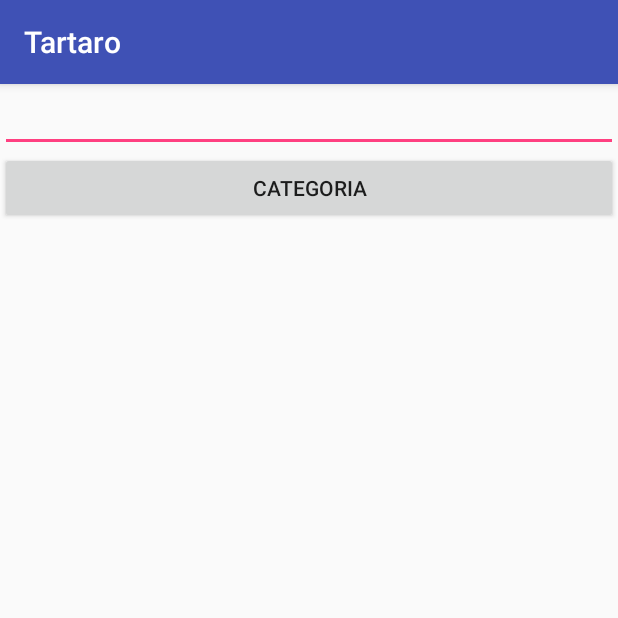
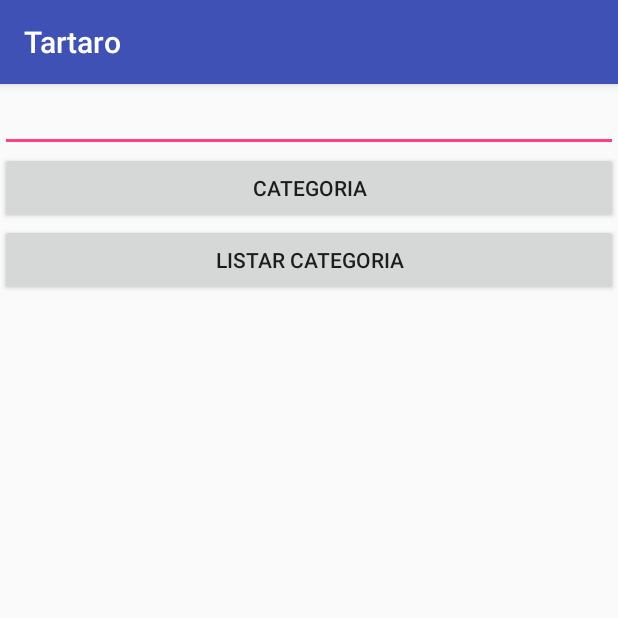
Before and after one commit to MarcosRuiz01/Tartaro, an Android app: the CategoriaActivity screen opened directly, with no data from a screen before it, after a tap on "CATEGORIA", on a phone screen of 412 x 824 dp, the top half of it. Run offline under Robolectric (Android 15) with nearby library versions, the phone set to English and light mode, and no system bars.

```diff
--- a/app/src/main/java/ado/edu/itla/tartaro/CategoriaActivity.java
+++ b/app/src/main/java/ado/edu/itla/tartaro/CategoriaActivity.java
@@ -1,7 +1,9 @@
 package ado.edu.itla.tartaro;
 
+import android.support.v4.app.NotificationBuilderWithBuilderAccessor;
 import android.support.v7.app.AppCompatActivity;
 import android.os.Bundle;
+import android.util.Log;
 import android.view.View;
 import android.widget.Button;
 import android.widget.EditText;
@@ -9,22 +11,55 @@ import android.widget.TextView;
 
 import org.w3c.dom.Text;
 
+import java.util.List;
+
+import ado.edu.itla.tartaro.entidad.Categoria;
+import ado.edu.itla.tartaro.repositorio.CategoriaRepositorio;
+import ado.edu.itla.tartaro.repositorio.db.CategoriaRepositorioDBImp;
+
 public class CategoriaActivity extends AppCompatActivity {
+
+    CategoriaRepositorio catRepo;
 
     @Override
     protected void onCreate(Bundle savedInstanceState) {
         super.onCreate(savedInstanceState);
         setContentView(R.layout.activity_vista_categoria);
 
-        EditText txtNombreCategoria = findViewById(R.id.txtNombreCategoria);
+        catRepo = new CategoriaRepositorioDBImp(this);
+
+        final EditText txtNombreCategoria = findViewById(R.id.txtNombreCategoria);
         Button btnGuardarCategoria = findViewById(R.id.btnGuardarCategoria);
+        Button btnListarCategorias = findViewById(R.id.btnListarCategoria);
+
 
         btnGuardarCategoria.setOnClickListener(new View.OnClickListener() {
             @Override
-            public void onClick(View v) {
-                //TODO: guardar la categoria.
+            public void onClick(View view) {
+
+                Categoria cat = new Categoria();
+                cat.setNombre(txtNombreCategoria.getText().toString());
+                catRepo.guardar(cat);
+                Log.i("GUARDAR", cat.toString());
+
             }
+
         });
 
+        btnListarCategorias.setOnClickListener(new View.OnClickListener() {
+            @Override
+            public void onClick(View v) {
+
+                List<Categoria> categorias = catRepo.buscar(null);
+                Log.i("LISTAR", "Categoria.size =" + categorias.size());
+
+                for (Categoria c : categorias) {
+                    Log.i("LISTAR", c.toString());
+
+                }
+            }
+
+        });
     }
+
 }
--- a/app/src/main/java/ado/edu/itla/tartaro/entidad/Categoria.java
+++ b/app/src/main/java/ado/edu/itla/tartaro/entidad/Categoria.java
@@ -5,6 +5,17 @@ public class Categoria
 
     Integer id;
     String nombre;
+
+    public Categoria(){
+
+
+    }
+
+    public Categoria(int id, String nombre){
+        this.id = id;
+        this.nombre = nombre;
+
+    }
 
     public Integer getId() {
         return id;
@@ -31,4 +42,3 @@ public class Categoria
         return sb.toString();
     }
 }
-}
--- a/app/src/main/java/ado/edu/itla/tartaro/repositorio/CategoriaRepositorio.java
+++ b/app/src/main/java/ado/edu/itla/tartaro/repositorio/CategoriaRepositorio.java
@@ -6,8 +6,9 @@ import ado.edu.itla.tartaro.entidad.Categoria;
 
 public interface CategoriaRepositorio {
 
-    public boolean guardar(Categoria);
+    public boolean guardar(Categoria categoria);
 
     Categoria buscar(int id);
     List<Categoria> buscar(String buscar);
-}
+
+    }
--- a/app/src/main/java/ado/edu/itla/tartaro/repositorio/db/EstructuraDb.java
+++ b/app/src/main/java/ado/edu/itla/tartaro/repositorio/db/EstructuraDb.java
@@ -2,5 +2,5 @@ package ado.edu.itla.tartaro.repositorio.db;
 
 public class EstructuraDb {
 
-    public static final String TABLA_CATEGORIA = "CREATE TABLE IF NOT EXISTS categoria (id INTEGER NOT NULL PRIMARY KEY AUTOINCREMENT, nombre TEXT NOT NULL";
+    public static final String TABLA_CATEGORIA = "CREATE TABLE categoria (id INTEGER NOT NULL PRIMARY KEY AUTOINCREMENT, nombre TEXT)";
 }
--- a/app/src/main/res/layout/activity_vista_categoria.xml
+++ b/app/src/main/res/layout/activity_vista_categoria.xml
@@ -21,4 +21,11 @@
         android:layout_width="match_parent"
         android:layout_height="wrap_content"
         android:text="Categoria" />
+
+    <Button
+        android:id="@+id/btnListarCategoria"
+        android:layout_width="match_parent"
+        android:layout_height="wrap_content"
+        android:text="Listar Categoria" />
+
 </LinearLayout>
```
Also changed, not shown: app/src/main/java/ado/edu/itla/tartaro/repositorio/db/CategoriaRepositorioDBImp.java (+31 -5 lines).
